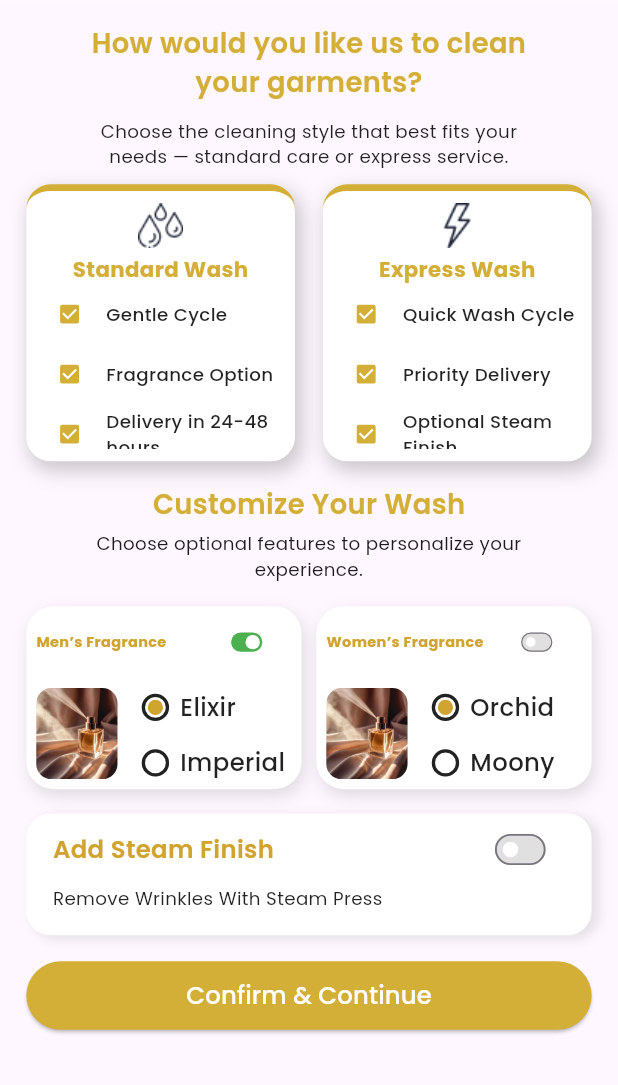
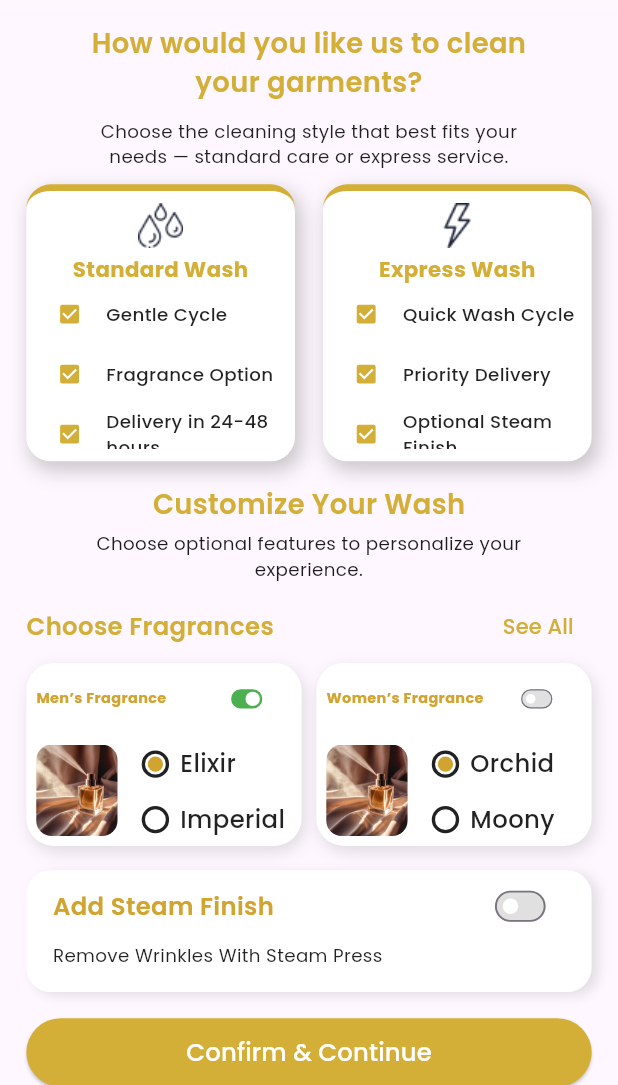
Before and after one commit to umais86/laundry_app, a Flutter app: the WashTypeScreen screen opened directly, on a phone screen of 412 x 824 dp, the part 151-1236 px from its top. Run offline on Flutter 3.47's test engine with Material 3 defaults, Android fonts, the phone set to English and light mode, and no system bars; our stand-ins replace flutter_rating_bar, flutter_screenutil, geocoding, geolocator, google_fonts, google_maps_flutter.

Commit message:
ui change

```diff
--- a/lib/components/perfume_card.dart
+++ b/lib/components/perfume_card.dart
@@ -20,7 +20,7 @@ class PerfumeCard extends StatelessWidget {
   Widget build(BuildContext context) {
     return Container(
       height: 280.h,
-      width: 185.w,
+      width: 170.w,
       decoration: BoxDecoration(
         borderRadius: BorderRadius.circular(16.r),
         color: Colors.white,
--- a/lib/view/wash_type_screen.dart
+++ b/lib/view/wash_type_screen.dart
@@ -8,6 +8,7 @@ import 'package:par_1/utils/colors.dart';
 import 'package:par_1/view/cloth_screen.dart';
 import 'package:par_1/utils/button.dart';
 import 'package:par_1/widgets/custom_app_bar1.dart';
+import 'package:par_1/widgets/fragrance_card.dart';
 import 'package:provider/provider.dart';
 
 class WashTypeScreen extends StatefulWidget {
@@ -98,7 +99,29 @@ class _WashTypeScreenState extends State<WashTypeScreen> {
                 textAlign: TextAlign.center,
                 style: TextStyle(fontSize: 12.sp, fontWeight: FontWeight.w400),
               ),
-              SizedBox(height: 16.h),
+              SizedBox(height: 6.h),
+              Row(
+                mainAxisAlignment: MainAxisAlignment.spaceBetween,
+                children: [
+                  Text(
+                    'Choose Fragrances',
+                    style: TextStyle(
+                      color: txtColor,
+                      fontSize: 16.sp,
+                      fontWeight: FontWeight.w600,
+                    ),
+                  ),
+                  TextButton(
+                    onPressed: () {
+                      Navigator.push(
+                        context,
+                        MaterialPageRoute(builder: (_) => FragranceCard1()),
+                      );
+                    },
+                    child: Text('See All', style: TextStyle(color: txtColor)),
+                  ),
+                ],
+              ),
               Row(
                 children: [
                   FragranceCard(
--- a/lib/widgets/custom_app_bar.dart
+++ b/lib/widgets/custom_app_bar.dart
@@ -1,6 +1,7 @@
 import 'package:flutter/material.dart';
 import 'package:par_1/view/appbar_icon/how_it_work.dart';
 import 'package:par_1/view/appbar_icon/testinomial.dart';
+import 'package:par_1/view/nav_screens/nav_bar.dart';
 
 class CustomAppBar extends StatelessWidget implements PreferredSizeWidget {
   const CustomAppBar({super.key});
@@ -15,7 +16,10 @@ class CustomAppBar extends StatelessWidget implements PreferredSizeWidget {
       elevation: 0,
       leading: Padding(
         padding: const EdgeInsets.only(left: 12),
-        child: Image.asset('assets/images/logo.png', height: 40, width: 40),
+        child: InkWell(
+          onTap: () => NavBar(),
+          child: Image.asset('assets/images/logo.png', height: 40, width: 40),
+        ),
       ),
       title: Row(
         children: [
--- a/lib/widgets/custom_app_bar1.dart
+++ b/lib/widgets/custom_app_bar1.dart
@@ -2,6 +2,7 @@ import 'package:flutter/material.dart';
 import 'package:flutter_screenutil/flutter_screenutil.dart';
 import 'package:par_1/view/appbar_icon/how_it_work.dart';
 import 'package:par_1/view/appbar_icon/testinomial.dart';
+import 'package:par_1/view/nav_screens/nav_bar.dart';
 
 class CustomAppBar1 extends StatelessWidget implements PreferredSizeWidget {
   final Color color;
@@ -35,10 +36,13 @@ class CustomAppBar1 extends StatelessWidget implements PreferredSizeWidget {
         children: [
           Padding(
             padding: EdgeInsets.only(left: 9.04.w),
-            child: CircleAvatar(
-              radius: 21.r,
-              backgroundImage: AssetImage('assets/images/logo.png'),
-              backgroundColor: Colors.transparent,
+            child: InkWell(
+              onTap: () => NavBar(),
+              child: CircleAvatar(
+                radius: 21.r,
+                backgroundImage: AssetImage('assets/images/logo.png'),
+                backgroundColor: Colors.transparent,
+              ),
             ),
           ),
         ],
--- a/pubspec.yaml
+++ b/pubspec.yaml
@@ -71,6 +71,9 @@ flutter:
     - assets/images/welcome-img.png
     - assets/images/orchid.png
     - assets/images/perfume.png
+    - assets/images/elixr.png
+    - assets/images/imperial.png
+    - assets/images/moony.png
     - assets/images/
     - assets/icons/home.png
     - assets/icons/
```
Also changed, not shown: lib/widgets/fragrance_card.dart (added, +88 -0 lines), assets/images/elixr.png (added), assets/images/imperial.png (added), assets/images/moony.png (added).
